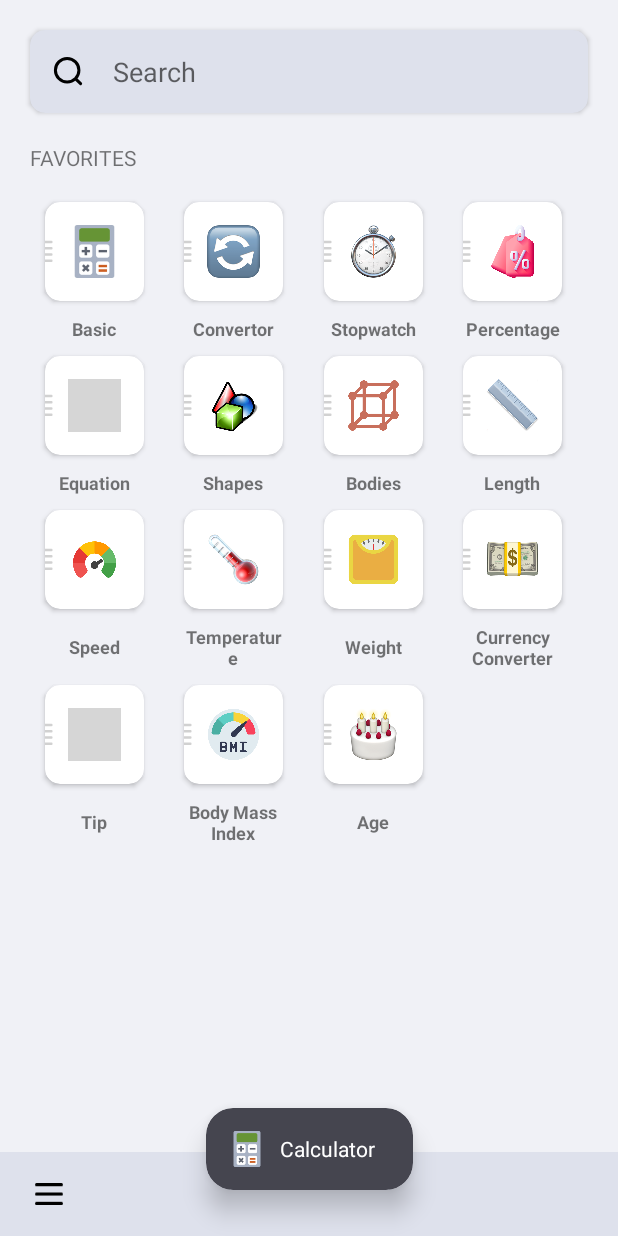
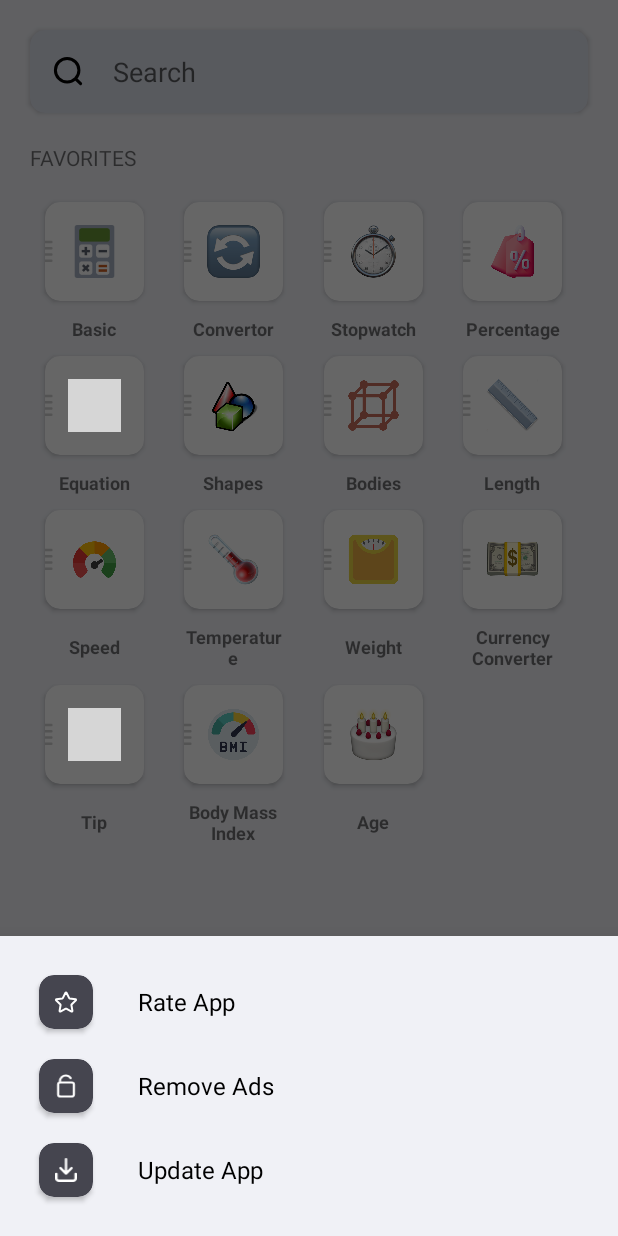
Before and after one commit to aatmikarm/Calculator_2024, an Android app: the screen it shows after launch (MainActivity), after a tap on an icon or button, on a phone screen of 412 x 824 dp. Run offline under Robolectric (Android 15) with nearby library versions, the phone set to English and light mode, and no system bars; our stand-ins replace AdMob; pictures from the network do not load; 1 statement that could not run was skipped; grey boxes are pictures that could not be loaded.

Commit message:
bottom navigation sheet menu

```diff
--- a/app/src/main/java/com/aatmik/calculator/activity/MainActivity.kt
+++ b/app/src/main/java/com/aatmik/calculator/activity/MainActivity.kt
@@ -1,6 +1,7 @@
 package com.aatmik.calculator.activity
 
 import android.content.Intent
+import android.net.Uri
 import android.os.Bundle
 import android.text.Editable
 import android.text.TextWatcher
@@ -13,6 +14,7 @@ import androidx.recyclerview.widget.ItemTouchHelper
 import androidx.recyclerview.widget.RecyclerView
 import com.aatmik.calculator.adapter.CalculatorAdapter
 import com.aatmik.calculator.databinding.ActivityMainBinding
+import com.aatmik.calculator.databinding.BottomSheetLayoutBinding
 import com.aatmik.calculator.model.Calculator
 import com.aatmik.calculator.util.CalculatorUtils
 import com.google.android.gms.ads.AdRequest
@@ -20,6 +22,7 @@ import com.google.android.gms.ads.LoadAdError
 import com.google.android.gms.ads.MobileAds
 import com.google.android.gms.ads.interstitial.InterstitialAd
 import com.google.android.gms.ads.interstitial.InterstitialAdLoadCallback
+import com.google.android.material.bottomsheet.BottomSheetDialog
 import java.util.Locale
 
 class MainActivity : AppCompatActivity() {
@@ -55,12 +58,58 @@ class MainActivity : AppCompatActivity() {
         search()
 
         binding.menuIv.setOnClickListener {
-            showToast("menu clicked")
+            //showToast("menu clicked")
+            showBottomSheet()
         }
         binding.calculatorCv.setOnClickListener {
             val intent = Intent(this, CalculatorActivity::class.java)
             intent?.let { startActivity(it) }
         }
+    }
+
+    private fun showBottomSheet() {
+        val bottomSheetDialog = BottomSheetDialog(this)
+        val bottomSheetBinding = BottomSheetLayoutBinding.inflate(layoutInflater)
+
+
+        bottomSheetBinding.rateApp.setOnClickListener {
+            rateApp()
+            bottomSheetDialog.dismiss()
+        }
+
+        bottomSheetBinding.btnRemoveAds.setOnClickListener {
+            removeAds()
+            bottomSheetDialog.dismiss()
+        }
+
+        bottomSheetBinding.btnGetUpdate.setOnClickListener {
+            getUpdate()
+            bottomSheetDialog.dismiss()
+        }
+
+        bottomSheetDialog.setContentView(bottomSheetBinding.root)
+        bottomSheetDialog.show()
+    }
+
+    private fun rateApp() {
+        val appPackageName = "com.aatmik.calculator"
+        startActivity(
+            Intent(
+                Intent.ACTION_VIEW,
+                Uri.parse("https://play.google.com/store/apps/details?id=$appPackageName&showRating=true")
+            )
+        )
+    }
+
+    private fun removeAds() {
+        // Implement your logic to remove ads or start premium subscription process
+        Toast.makeText(this, "Removing ads / Starting premium subscription", Toast.LENGTH_SHORT)
+            .show()
+    }
+
+    private fun getUpdate() {
+        // Implement your logic to check for and get new updates
+        Toast.makeText(this, "Checking for updates", Toast.LENGTH_SHORT).show()
     }
 
     private fun loadCalculatorOrder() {
--- a/app/src/main/java/com/aatmik/calculator/fragment/AgeFragment.kt
+++ b/app/src/main/java/com/aatmik/calculator/fragment/AgeFragment.kt
@@ -6,6 +6,7 @@ import android.content.Intent
 import android.graphics.Bitmap
 import android.graphics.Canvas
 import android.os.Bundle
+import android.util.Log
 import android.view.LayoutInflater
 import android.view.MotionEvent
 import android.view.View
@@ -14,6 +15,7 @@ import android.view.inputmethod.InputMethodManager
 import androidx.core.content.FileProvider
 import androidx.fragment.app.Fragment
 import androidx.lifecycle.lifecycleScope
+import com.aatmik.calculator.R
 import com.aatmik.calculator.databinding.FragmentAgeBinding
 import com.google.android.material.datepicker.MaterialDatePicker
 import kotlinx.coroutines.Dispatchers
@@ -48,6 +50,10 @@ class AgeFragment : Fragment() {
     override fun onViewCreated(view: View, savedInstanceState: Bundle?) {
         super.onViewCreated(view, savedInstanceState)
         binding.apply {
+
+            //send default dob to UI
+            updateAgeCalculation(getDefaultDate())
+
             // Set current date as default for "Today"
             val currentDate = Calendar.getInstance().time
             val dateFormat = SimpleDateFormat("dd MMM yyyy", Locale.getDefault())
@@ -100,19 +106,30 @@ class AgeFragment : Fragment() {
     private fun showDatePicker() {
         val builder = MaterialDatePicker.Builder.datePicker()
         builder.setTitleText("Select Date of Birth")
+        // Apply the custom theme to the Material Date Picker
+        builder.setTheme(R.style.CustomMaterialDatePicker)
         val picker = builder.build()
 
         picker.addOnPositiveButtonClickListener { selection ->
             val calendar = Calendar.getInstance(TimeZone.getTimeZone("UTC"))
             calendar.timeInMillis = selection
-            val dateFormat = SimpleDateFormat("dd MMM yyyy", Locale.getDefault())
+            val dateFormat = SimpleDateFormat("ddw MMM yyyy", Locale.getDefault())
             binding.dobTextView.text = dateFormat.format(calendar.time)
 
             // Here you can add logic to calculate and update the age
+            Log.d(TAG, "showDatePicker: time = ${calendar.time}")
             updateAgeCalculation(calendar.time)
         }
 
         picker.show(parentFragmentManager, picker.toString())
+
+    }
+
+    private fun getDefaultDate(): Date {
+        val calendar = Calendar.getInstance()
+        calendar.set(2017, Calendar.FEBRUARY, 2, 5, 30, 0)
+        calendar.set(Calendar.MILLISECOND, 0)
+        return calendar.time // This returns a Date object with the specified default date
     }
 
     private fun updateAgeCalculation(dob: Date) {
--- /dev/null
+++ b/app/src/main/res/drawable/download.xml
@@ -0,0 +1,13 @@
+<vector xmlns:android="http://schemas.android.com/apk/res/android"
+    android:width="18dp"
+    android:height="20dp"
+    android:viewportWidth="18"
+    android:viewportHeight="20">
+  <path
+      android:pathData="M1,13.204L1,16.892C1,17.451 1.211,17.987 1.586,18.383C1.961,18.778 2.47,19 3,19H15C15.53,19 16.039,18.778 16.414,18.383C16.789,17.987 17,17.451 17,16.892V13.204M9.001,1V12.943M9.001,12.943L13.573,8.379M9.001,12.943L4.43,8.379"
+      android:strokeLineJoin="round"
+      android:strokeWidth="2"
+      android:fillColor="#00000000"
+      android:strokeColor="#FFFFFF"
+      android:strokeLineCap="round"/>
+</vector>
--- /dev/null
+++ b/app/src/main/res/drawable/lock_open.xml
@@ -0,0 +1,12 @@
+<vector xmlns:android="http://schemas.android.com/apk/res/android"
+    android:width="18dp"
+    android:height="22dp"
+    android:viewportWidth="18"
+    android:viewportHeight="22">
+  <path
+      android:pathData="M3.375,6.886C3.375,3.847 5.784,1.4 8.775,1.4C10.639,1.4 12.276,2.349 13.245,3.8M3.6,7.8C2.61,7.8 1.8,8.623 1.8,9.628V18.771C1.8,19.777 2.61,20.6 3.6,20.6H14.4C15.39,20.6 16.2,19.777 16.2,18.771V9.628C16.2,8.623 15.39,7.8 14.4,7.8H3.6Z"
+      android:strokeWidth="2"
+      android:fillColor="#00000000"
+      android:strokeColor="#FFFFFF"
+      android:strokeLineCap="round"/>
+</vector>
--- /dev/null
+++ b/app/src/main/res/drawable/rounded_bottom_sheet_background.xml
@@ -0,0 +1,9 @@
+<?xml version="1.0" encoding="utf-8"?>
+<shape xmlns:android="http://schemas.android.com/apk/res/android">
+    <solid android:color="@android:color/white" /> <!-- Background color -->
+    <corners
+        android:topLeftRadius="20dp"
+        android:topRightRadius="20dp"
+        android:bottomLeftRadius="0dp"
+        android:bottomRightRadius="0dp" />
+</shape>
--- /dev/null
+++ b/app/src/main/res/drawable/star.xml
@@ -0,0 +1,12 @@
+<vector xmlns:android="http://schemas.android.com/apk/res/android"
+    android:width="24dp"
+    android:height="22dp"
+    android:viewportWidth="24"
+    android:viewportHeight="22">
+    <path
+        android:fillColor="#00000000"
+        android:pathData="M11.495,1.714C11.702,1.295 12.299,1.295 12.505,1.714L15.179,7.132C15.261,7.298 15.42,7.413 15.603,7.44L21.582,8.309C22.044,8.376 22.229,8.944 21.894,9.269L17.568,13.487C17.435,13.616 17.375,13.803 17.406,13.985L18.427,19.94C18.506,20.4 18.023,20.751 17.61,20.534L12.262,17.722C12.098,17.636 11.902,17.636 11.738,17.722L6.39,20.534C5.977,20.751 5.494,20.4 5.573,19.94L6.594,13.985C6.626,13.803 6.565,13.616 6.432,13.487L2.106,9.269C1.771,8.944 1.956,8.376 2.418,8.309L8.397,7.44C8.58,7.413 8.739,7.298 8.821,7.132L11.495,1.714Z"
+        android:strokeWidth="2"
+        android:strokeColor="#FFFFFF"
+        android:strokeLineJoin="round" />
+</vector>
--- /dev/null
+++ b/app/src/main/res/layout/bottom_sheet_layout.xml
@@ -0,0 +1,112 @@
+<?xml version="1.0" encoding="utf-8"?>
+<LinearLayout xmlns:android="http://schemas.android.com/apk/res/android"
+    xmlns:app="http://schemas.android.com/apk/res-auto"
+    android:layout_width="match_parent"
+    android:layout_height="wrap_content"
+    android:background="@color/gray_light"
+    android:orientation="vertical"
+    android:padding="16dp">
+
+    <LinearLayout
+        android:id="@+id/rateApp"
+        android:layout_width="match_parent"
+        android:layout_height="wrap_content"
+        android:orientation="horizontal">
+
+        <androidx.cardview.widget.CardView
+            android:layout_width="wrap_content"
+            android:layout_height="wrap_content"
+            android:layout_margin="10dp"
+            android:backgroundTint="@color/gray_dark"
+            app:cardCornerRadius="10dp">
+
+            <ImageView
+                android:layout_width="16dp"
+                android:layout_height="16dp"
+                android:layout_margin="10dp"
+                android:backgroundTint="@color/white"
+                android:src="@drawable/star" />
+
+
+        </androidx.cardview.widget.CardView>
+
+        <TextView
+            android:layout_width="wrap_content"
+            android:layout_height="wrap_content"
+            android:layout_gravity="center"
+            android:layout_marginHorizontal="20dp"
+            android:text="Rate App"
+            android:textColor="@color/black"
+            android:textSize="16sp" />
+
+    </LinearLayout>
+
+
+    <LinearLayout
+        android:id="@+id/btnRemoveAds"
+        android:layout_width="match_parent"
+        android:layout_height="wrap_content"
+        android:orientation="horizontal">
+
+        <androidx.cardview.widget.CardView
+            android:layout_width="wrap_content"
+            android:layout_height="wrap_content"
+            android:layout_margin="10dp"
+            android:backgroundTint="@color/gray_dark"
+            app:cardCornerRadius="10dp">
+
+            <ImageView
+                android:layout_width="16dp"
+                android:layout_height="16dp"
+                android:layout_margin="10dp"
+                android:backgroundTint="@color/white"
+                android:src="@drawable/lock_open" />
+
+
+        </androidx.cardview.widget.CardView>
+
+        <TextView
+            android:layout_width="wrap_content"
+            android:layout_height="wrap_content"
+            android:layout_gravity="center"
+            android:layout_marginHorizontal="20dp"
+            android:text="Remove Ads"
+            android:textColor="@color/black"
+            android:textSize="16sp" />
+
+    </LinearLayout>
+
+    <LinearLayout
+        android:id="@+id/btnGetUpdate"
+        android:layout_width="match_parent"
+        android:layout_height="wrap_content"
+        android:orientation="horizontal">
+
+        <androidx.cardview.widget.CardView
+            android:layout_width="wrap_content"
+            android:layout_height="wrap_content"
+            android:layout_margin="10dp"
+            android:backgroundTint="@color/gray_dark"
+            app:cardCornerRadius="10dp">
+
+            <ImageView
+                android:layout_width="16dp"
+                android:layout_height="16dp"
+                android:layout_margin="10dp"
+                android:src="@drawable/download" />
+
+
+        </androidx.cardview.widget.CardView>
+
+        <TextView
+            android:layout_width="wrap_content"
+            android:layout_height="wrap_content"
+            android:layout_gravity="center"
+            android:layout_marginHorizontal="20dp"
+            android:text="Update App"
+            android:textColor="@color/black"
+            android:textSize="16sp" />
+
+    </LinearLayout>
+
+</LinearLayout>
--- a/app/src/main/res/layout/fragment_age.xml
+++ b/app/src/main/res/layout/fragment_age.xml
@@ -130,7 +130,7 @@
                         android:layout_height="wrap_content"
                         android:layout_marginHorizontal="10dp"
                         android:paddingVertical="20dp"
-                        android:text="03 Nov 1999"
+                        android:text="02 Feb 2017"
                         android:textColor="@color/colorPrimary"
                         android:textSize="18sp"
                         android:textStyle="bold" />
--- a/app/src/main/res/values/styles.xml
+++ b/app/src/main/res/values/styles.xml
@@ -37,4 +37,12 @@
         <item name="android:layout_margin">6dp</item>
     </style>
 
+    <!-- Custom theme for the Material Date Picker -->
+    <style name="CustomMaterialDatePicker" parent="ThemeOverlay.MaterialComponents.MaterialCalendar">
+        <!-- Background color for the dialog -->
+        <item name="android:background">@color/gray_light</item>
+        <!-- Button text color (Set your desired color) -->
+        <item name="colorOnPrimary">@color/colorPrimary</item>
+    </style>
+
 </resources>
```
